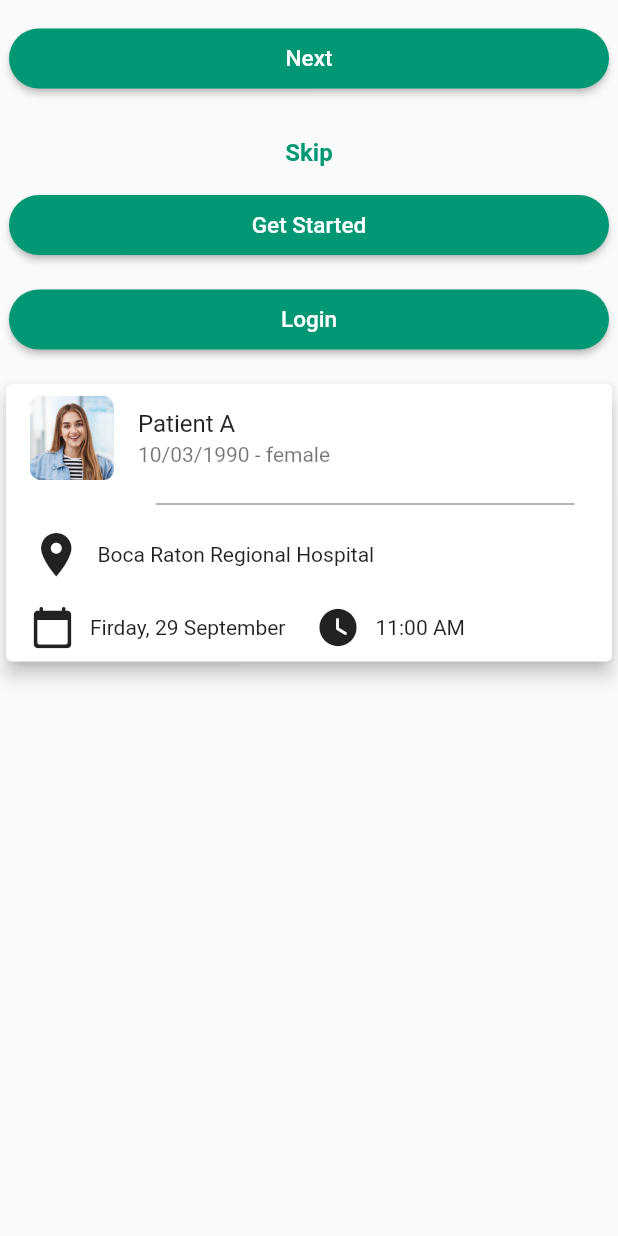
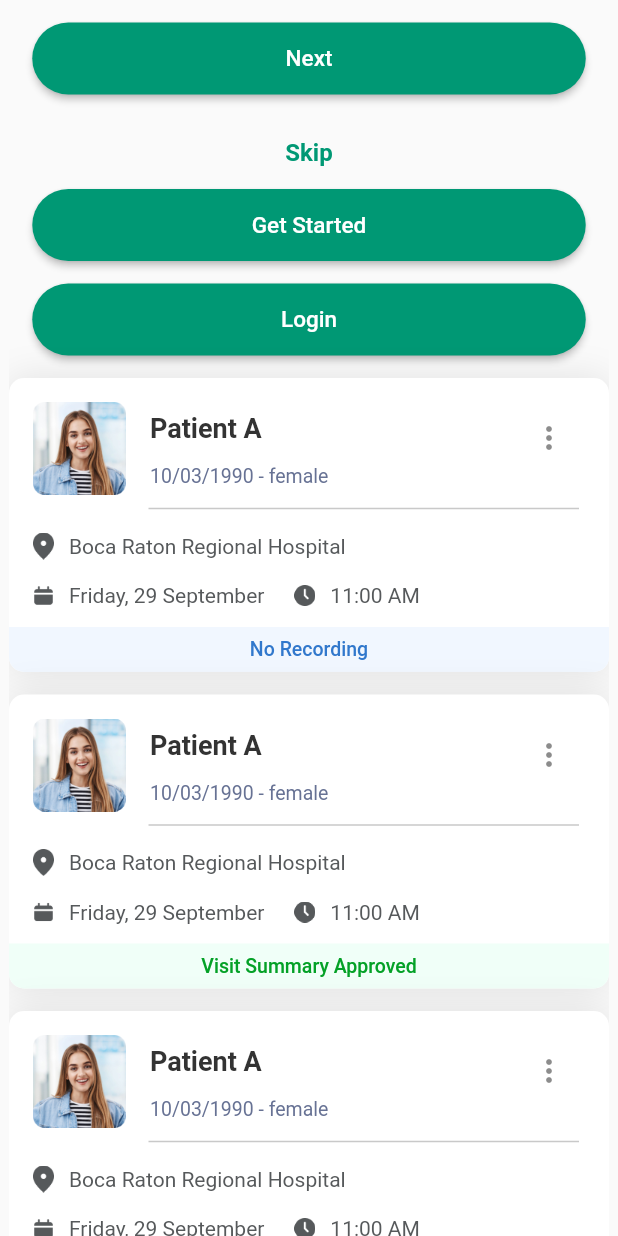
Before and after one commit to rohansolse/recorder_poc, a Flutter app: the screen it shows after launch, on a phone screen of 412 x 824 dp. Run offline on Flutter 3.47's test engine with Material 2 defaults, Android fonts, the phone set to English and light mode, and no system bars; missing offline and left inert: dart:ffi; Roboto replaces fonts that are missing (Archivo).

Commit message:
all changes done

```diff
--- a/lib/constants.dart
+++ b/lib/constants.dart
@@ -4,6 +4,19 @@ class AppConstants {
   static const primaryColor = Color.fromRGBO(0, 152, 116, 1);
   static const whiteColor = Colors.white;
   static const String fontFamilyRoboto = 'Roboto';
+  static const String fontFamilyArchivo = 'Archivo';
   static FontWeight fontWeight700 = FontWeight.w700;
   static FontWeight fontWeight500 = FontWeight.w500;
+  static const dividerColor = Color.fromRGBO(201, 201, 201, 1);
+  static const titleColor = Color.fromRGBO(51, 51, 51, 1);
+  static const dobColor = Color.fromRGBO(103, 114, 148, 1);
+  static const contentColor = Color.fromRGBO(86, 89, 91, 1);
+  static const noRecordingBgColor = Color.fromRGBO(241, 247, 255, 1);
+  static const noRecordingTextColor = Color.fromRGBO(49, 120, 204, 1);
+  static const approveBgColor = Color.fromRGBO(240, 255, 248, 1);
+  static const approveTextColor = Color.fromRGBO(4, 161, 39, 1);
+  static const pendingBgColor = Color.fromRGBO(255, 247, 233, 1);
+  static const pendingTextColor = Color.fromRGBO(223, 102, 10, 1);
+  static const rejectedBgColor = Color.fromRGBO(255, 238, 237, 1);
+  static const rejectedTextColor = Color.fromRGBO(205, 60, 50, 1);
 }
--- a/lib/main.dart
+++ b/lib/main.dart
@@ -1,6 +1,7 @@
 import 'package:flutter/material.dart';
 import 'package:recorder_poc/constants.dart';
-import 'package:recorder_poc/widgets/commonCard.dart';
+import 'package:recorder_poc/statusEnums.dart';
+import 'package:recorder_poc/widgets/patientCard.dart';
 import 'package:recorder_poc/widgets/commonTextButton.dart';
 import 'package:recorder_poc/widgets/comonElevatedButton.dart';
 
@@ -20,58 +21,91 @@ class _MyAppState extends State<MyApp> {
       child: MaterialApp(
         home: Scaffold(
           body: Center(
+            child: SingleChildScrollView(
               child: Column(
                 children: [
                   const SizedBox(height: 15),
-                commonElevatedButton(
-                  400.0,
-                  40.0,
-                  AppConstants.primaryColor,
-                  AppConstants.whiteColor,
-                  15.0,
-                  'Next',
-                  AppConstants.fontFamilyRoboto,
-                  AppConstants.fontWeight500,
+                  CommonElevatedButton(
+                    hight: 48.0,
+                    width: 369.0,
+                    backgroundColor: AppConstants.primaryColor,
+                    textColor: AppConstants.whiteColor,
+                    fontSize: 15.0,
+                    text: 'Next',
+                    fontFamily: AppConstants.fontFamilyRoboto,
+                    fontWeight: AppConstants.fontWeight500,
                   ),
                   const SizedBox(height: 15),
-                commonTextButton(
-                  AppConstants.primaryColor,
-                  AppConstants.fontFamilyRoboto,
-                  16.0,
-                  'Skip',
-                  AppConstants.fontWeight700,
+                  CommonTextButton(
+                    fontFamilyRoboto: AppConstants.fontFamilyRoboto,
+                    fontSize: 16.0,
+                    fontWeight: AppConstants.fontWeight700,
+                    text: 'Skip',
+                    textColor: AppConstants.primaryColor,
                   ),
-                commonElevatedButton(
-                  400.0,
-                  40.0,
-                  AppConstants.primaryColor,
-                  AppConstants.whiteColor,
-                  15.0,
-                  'Get Started',
-                  AppConstants.fontFamilyRoboto,
-                  AppConstants.fontWeight500,
+                  CommonElevatedButton(
+                    hight: 48.0,
+                    width: 369.0,
+                    backgroundColor: AppConstants.primaryColor,
+                    textColor: AppConstants.whiteColor,
+                    fontSize: 15.0,
+                    text: 'Get Started',
+                    fontFamily: AppConstants.fontFamilyRoboto,
+                    fontWeight: AppConstants.fontWeight500,
                   ),
                   const SizedBox(height: 15),
-                commonElevatedButton(
-                  400.0,
-                  40.0,
-                  AppConstants.primaryColor,
-                  AppConstants.whiteColor,
-                  15.0,
-                  'Login',
-                  AppConstants.fontFamilyRoboto,
-                  AppConstants.fontWeight500,
+                  CommonElevatedButton(
+                    hight: 48.0,
+                    width: 369.0,
+                    backgroundColor: AppConstants.primaryColor,
+                    textColor: AppConstants.whiteColor,
+                    fontSize: 15.0,
+                    text: 'Login',
+                    fontFamily: AppConstants.fontFamilyRoboto,
+                    fontWeight: AppConstants.fontWeight500,
                   ),
                   const SizedBox(height: 15),
-                commonCard(
-                  'Patient A',
-                  '10/03/1990',
-                  'female',
-                  'Boca Raton Regional Hospital',
-                  'Firday, 29 September',
-                  '11:00 AM',
+                  const PatientCard(
+                    title: 'Patient A',
+                    dob: '10/03/1990',
+                    gender: 'female',
+                    address: 'Boca Raton Regional Hospital',
+                    date: 'Friday, 29 September',
+                    time: '11:00 AM',
+                    status: Status.noRecording,
+                  ),
+                  const SizedBox(height: 15),
+                  const PatientCard(
+                    title: 'Patient A',
+                    dob: '10/03/1990',
+                    gender: 'female',
+                    address: 'Boca Raton Regional Hospital',
+                    date: 'Friday, 29 September',
+                    time: '11:00 AM',
+                    status: Status.approved,
+                  ),
+                  const SizedBox(height: 15),
+                  const PatientCard(
+                    title: 'Patient A',
+                    dob: '10/03/1990',
+                    gender: 'female',
+                    address: 'Boca Raton Regional Hospital',
+                    date: 'Friday, 29 September',
+                    time: '11:00 AM',
+                    status: Status.rejected,
+                  ),
+                  const SizedBox(height: 15),
+                  const PatientCard(
+                    title: 'Patient A',
+                    dob: '10/03/1990',
+                    gender: 'female',
+                    address: 'Boca Raton Regional Hospital',
+                    date: 'Friday, 29 September',
+                    time: '11:00 AM',
+                    status: Status.pending,
                   ),
                 ],
+              ),
             ),
           ),
         ),
--- /dev/null
+++ b/lib/statusEnums.dart
@@ -0,0 +1,44 @@
+import 'package:flutter/material.dart';
+import 'package:recorder_poc/constants.dart';
+
+enum Status {
+  pending,
+  approved,
+  rejected,
+  noRecording,
+}
+
+class StatusInfo {
+  final String text;
+  final Color textColor;
+  final Color bgColor;
+
+  StatusInfo(
+    this.text,
+    this.textColor,
+    this.bgColor,
+  );
+}
+
+Map<Status, StatusInfo> statusMap = {
+  Status.pending: StatusInfo(
+    'Visit Summary Pending Review',
+    AppConstants.pendingTextColor,
+    AppConstants.pendingBgColor,
+  ),
+  Status.approved: StatusInfo(
+    'Visit Summary Approved',
+    AppConstants.approveTextColor,
+    AppConstants.approveBgColor,
+  ),
+  Status.rejected: StatusInfo(
+    'Visit Summary Rejected',
+    AppConstants.rejectedTextColor,
+    AppConstants.rejectedBgColor,
+  ),
+  Status.noRecording: StatusInfo(
+    'No Recording',
+    AppConstants.noRecordingTextColor,
+    AppConstants.noRecordingBgColor,
+  ),
+};
--- a/lib/widgets/commonCard.dart
+++ /dev/null
@@ -1,65 +0,0 @@
-import 'package:flutter/material.dart';
-
-Widget commonCard(
-  title,
-  dob,
-  gender,
-  address,
-  date,
-  time,
-) {
-  return Center(
-    child: Card(
-      elevation: 5,
-      child: Column(
-        mainAxisSize: MainAxisSize.min,
-        children: [
-          ListTile(
-            leading: Image.asset('assets/avatar.png'),
-            title: Text(title),
-            subtitle: Text('$dob - $gender'),
-          ),
-          const Divider(
-            color: Colors.grey,
-            thickness: 1,
-            indent: 100,
-            endIndent: 25,
-          ),
-          Padding(
-            padding: const EdgeInsets.symmetric(vertical: 8.0, horizontal: 16.0),
-            child: Row(
-              children: [
-                const Icon(
-                  Icons.location_on,
-                  size: 35,
-                ),
-                const SizedBox(width: 10),
-                Text(address),
-              ],
-            ),
-          ),
-          Padding(
-            padding: const EdgeInsets.symmetric(vertical: 8.0, horizontal: 16.0),
-            child: Row(
-              children: [
-                const Icon(
-                  Icons.calendar_today_rounded,
-                  size: 30,
-                ),
-                const SizedBox(width: 10),
-                Text(date),
-                const SizedBox(width: 20),
-                const Icon(
-                  Icons.watch_later_rounded,
-                  size: 30,
-                ),
-                const SizedBox(width: 10),
-                Text(time),
-              ],
-            ),
-          ),
-        ],
-      ),
-    ),
-  );
-}
--- a/lib/widgets/commonTextButton.dart
+++ b/lib/widgets/commonTextButton.dart
@@ -1,12 +1,25 @@
+import 'dart:ffi';
+
 import 'package:flutter/material.dart';
 
-Widget commonTextButton(
-  textColor,
-  fontFamilyRoboto,
-  fontSize,
-  text,
-  fontWeight,
-) {
+class CommonTextButton extends StatelessWidget {
+  const CommonTextButton({
+    super.key,
+    required this.textColor,
+    required this.fontFamilyRoboto,
+    required this.fontSize,
+    required this.text,
+    required this.fontWeight,
+  });
+
+  final Color textColor;
+  final String fontFamilyRoboto;
+  final double fontSize;
+  final String text;
+  final FontWeight fontWeight;
+
+  @override
+  Widget build(BuildContext context) {
     return TextButton(
       style: TextButton.styleFrom(
         textStyle: TextStyle(
@@ -20,3 +33,4 @@ Widget commonTextButton(
       child: Text(text),
     );
   }
+}
--- a/lib/widgets/comonElevatedButton.dart
+++ b/lib/widgets/comonElevatedButton.dart
@@ -1,17 +1,32 @@
 import 'package:flutter/material.dart';
 
-Widget commonElevatedButton(
-  width,
-  hight,
-  backgroundColor,
-  textColor,
-  fontSize,
-  text,
-  fontFamily,
-  fontWeight,
-) {
-  return ElevatedButton(
-    style: ElevatedButton.styleFrom(
+class CommonElevatedButton extends StatelessWidget {
+  const CommonElevatedButton({
+    super.key,
+    required this.width,
+    required this.hight,
+    required this.backgroundColor,
+    required this.textColor,
+    required this.fontSize,
+    required this.text,
+    required this.fontFamily,
+    required this.fontWeight,
+  });
+
+  final double width;
+  final double hight;
+  final Color backgroundColor;
+  final Color textColor;
+  final double fontSize;
+  final String text;
+  final String fontFamily;
+  final FontWeight fontWeight;
+
+  @override
+  Widget build(BuildContext context) {
+    return ElevatedButton(
+      style: ElevatedButton.styleFrom(
+        padding: const EdgeInsets.symmetric(vertical: 12, horizontal: 32),
         backgroundColor: backgroundColor,
         minimumSize: Size(width, hight),
         textStyle: TextStyle(
@@ -21,9 +36,11 @@ Widget commonElevatedButton(
           fontWeight: fontWeight,
         ),
         shape: RoundedRectangleBorder(
-          borderRadius: BorderRadius.circular(30),
-        )),
-    onPressed: () {},
-    child: Text(text),
-  );
+          borderRadius: BorderRadius.circular(100),
+        ),
+      ),
+      onPressed: () {},
+      child: Text(text),
+    );
+  }
 }
--- /dev/null
+++ b/lib/widgets/patientCard.dart
@@ -0,0 +1,192 @@
+import 'package:flutter/material.dart';
+import 'package:recorder_poc/constants.dart';
+import 'package:recorder_poc/statusEnums.dart';
+
+class PatientCard extends StatelessWidget {
+  const PatientCard({
+    super.key,
+    required this.title,
+    required this.dob,
+    required this.gender,
+    required this.address,
+    required this.date,
+    required this.time,
+    required this.status,
+  });
+
+  final String title;
+  final String dob;
+  final String gender;
+  final String address;
+  final String date;
+  final String time;
+  final Enum status;
+
+  @override
+  Widget build(BuildContext context) {
+    StatusInfo statusInfo = statusMap[status]!;
+    return Container(
+      width: 400,
+      decoration: BoxDecoration(
+        color: Colors.white,
+        borderRadius: BorderRadius.circular(10.0),
+        boxShadow: const [
+          BoxShadow(
+            color: Color.fromRGBO(0, 0, 0, 0.1),
+            offset: Offset(0, 0),
+            blurRadius: 20,
+            spreadRadius: 0,
+          ),
+        ],
+      ),
+      child: Column(
+        children: [
+          Row(
+            crossAxisAlignment: CrossAxisAlignment.start,
+            children: <Widget>[
+              Container(
+                width: 62,
+                height: 62,
+                margin: const EdgeInsets.only(
+                  left: 16.0,
+                  top: 16,
+                ),
+                child: Image.asset('assets/avatar.png'),
+              ),
+              Expanded(
+                child: Column(
+                  mainAxisSize: MainAxisSize.min,
+                  children: <Widget>[
+                    ListTile(
+                      title: Text(
+                        title,
+                        style: const TextStyle(
+                          color: AppConstants.titleColor,
+                          fontFamily: AppConstants.fontFamilyArchivo,
+                          fontWeight: FontWeight.w700,
+                          fontSize: 18,
+                          height: 2.5,
+                        ),
+                      ),
+                      subtitle: Text(
+                        '$dob - $gender',
+                        style: const TextStyle(
+                          color: AppConstants.dobColor,
+                          fontFamily: AppConstants.fontFamilyRoboto,
+                          fontWeight: FontWeight.w400,
+                          fontSize: 13,
+                          height: 2,
+                        ),
+                      ),
+                      trailing: PopupMenuButton(
+                        color: AppConstants.primaryColor,
+                        itemBuilder: (BuildContext context) {
+                          return [
+                            const PopupMenuItem(
+                              child: Text('Option 1'),
+                            ),
+                            const PopupMenuItem(
+                              child: Text('Option 2'),
+                            ),
+                          ];
+                        },
+                      ),
+                    ),
+                    const Divider(
+                      thickness: 1,
+                      color: AppConstants.dividerColor,
+                      indent: 15,
+                      endIndent: 20,
+                    ),
+                  ],
+                ),
+              ),
+            ],
+          ),
+          Row(
+            children: [
+              Padding(
+                padding: const EdgeInsets.symmetric(vertical: 8.0, horizontal: 16.0),
+                child: Row(
+                  children: [
+                    Image.asset(
+                      'assets/map.png',
+                      width: 14,
+                      height: 18,
+                    ),
+                    const SizedBox(width: 10),
+                    Text(
+                      address,
+                      style: const TextStyle(
+                        color: AppConstants.contentColor,
+                      ),
+                    ),
+                  ],
+                ),
+              ),
+            ],
+          ),
+          Row(
+            children: [
+              Padding(
+                padding: const EdgeInsets.symmetric(vertical: 8.0, horizontal: 16.0),
+                child: Row(
+                  children: [
+                    Image.asset(
+                      'assets/calendar.png',
+                      height: 14,
+                      width: 14,
+                    ),
+                    const SizedBox(width: 10),
+                    Text(
+                      date,
+                      style: const TextStyle(
+                        color: AppConstants.contentColor,
+                      ),
+                    ),
+                    const SizedBox(width: 20),
+                    Image.asset(
+                      'assets/clock.png',
+                      height: 14,
+                      width: 14,
+                    ),
+                    const SizedBox(width: 10),
+                    Text(
+                      time,
+                      style: const TextStyle(
+                        color: AppConstants.contentColor,
+                      ),
+                    ),
+                  ],
+                ),
+              ),
+            ],
+          ),
+          const SizedBox(height: 5),
+          Container(
+            width: double.infinity,
+            height: 30,
+            decoration: BoxDecoration(
+              color: statusInfo.bgColor,
+              borderRadius: const BorderRadius.only(
+                bottomLeft: Radius.circular(10.0),
+                bottomRight: Radius.circular(10.0),
+              ),
+            ),
+            child: Center(
+              child: Text(
+                statusInfo.text,
+                style: TextStyle(
+                  color: statusInfo.textColor,
+                  fontSize: 13,
+                  fontWeight: FontWeight.w500,
+                  fontFamily: AppConstants.fontFamilyRoboto,
+                ),
+              ),
+            ),
+          ),
+        ],
+      ),
+    );
+  }
+}
```
Also changed, not shown: assets/calendar.png (added), assets/clock.png (added), assets/map.png (added). Lines whose indentation alone changed are shown as unchanged.
